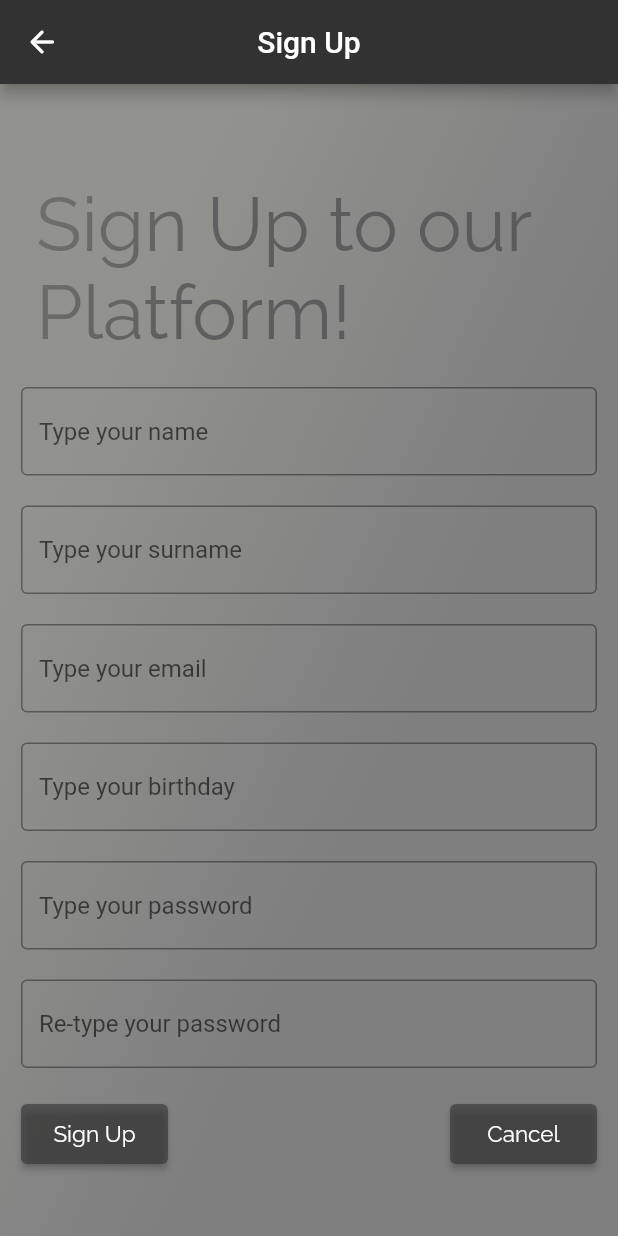
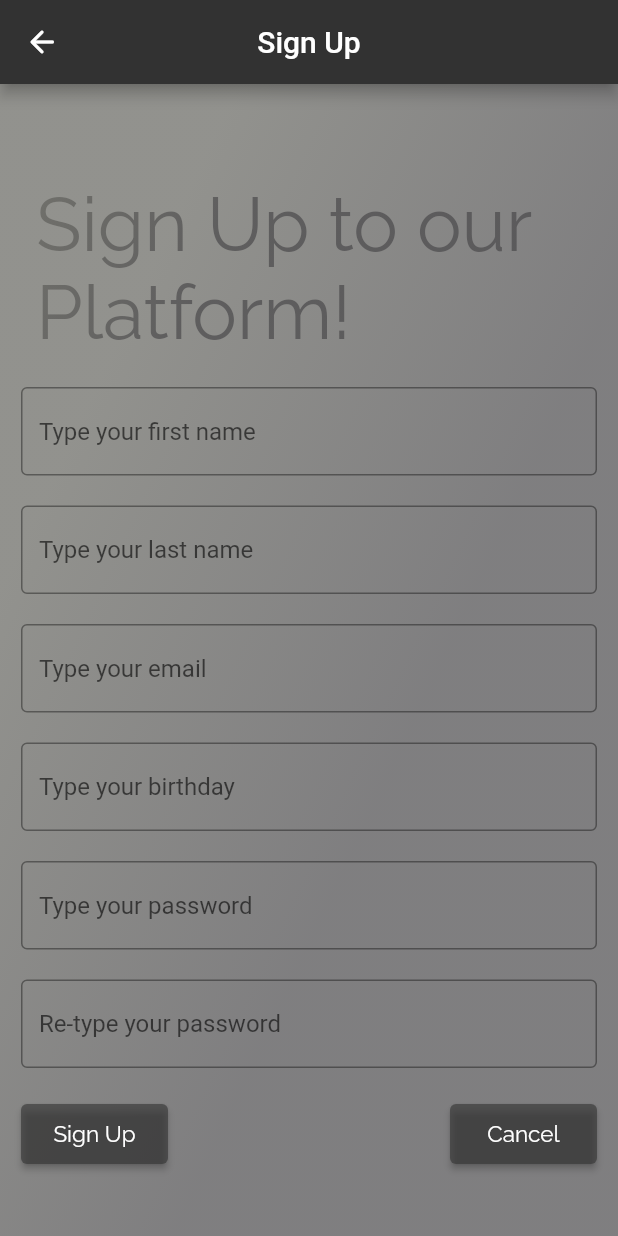
Before and after one commit to brunopedrazza/ctracker-app, a Flutter app: the SignUpPage screen opened by its route, after a tap on "Sign Up", on a phone screen of 412 x 824 dp. Run offline on Flutter 3.47's test engine with Material 2 defaults, Android fonts, the phone set to English and light mode, and no system bars; our stand-ins replace flutter_dotenv, google_fonts.

Commit message:
FEAT: Adicionando logica de cadastro

```diff
--- a/front/lib/pages/signup.page.dart
+++ b/front/lib/pages/signup.page.dart
@@ -1,5 +1,9 @@
+import 'dart:convert';
+
 import 'package:flutter/material.dart';
-
+import 'package:front/apis/ctracker.api.dart';
+import 'package:front/models/user.model.dart';
+import 'package:crypto/crypto.dart';
 import '../global.style.dart';
 
 class SignUpPage extends StatefulWidget {
@@ -8,6 +12,56 @@ class SignUpPage extends StatefulWidget {
 }
 
 class _SignUpPageState extends State<SignUpPage> {
+  String _userFirstName;
+  String _userLastName;
+  String _userEmail;
+  String _userPassword;
+  String _userBirthdate;
+
+  updateUserData(String userData, String input) {
+    switch (userData) {
+      case 'first_name':
+        setState(() {
+          _userFirstName = input;
+        });
+        break;
+      case 'last_name':
+        setState(() {
+          _userLastName = input;
+        });
+        break;
+      case 'email':
+        setState(() {
+          _userEmail = input;
+        });
+        break;
+      case 'birthdate':
+        setState(() {
+          _userBirthdate = input;
+        });
+        break;
+      case 'password':
+        setState(() {
+          _userPassword = input;
+        });
+        break;
+      default:
+    }
+  }
+
+  Future signUpUser() async {
+    final bytes = utf8.encode(_userPassword);
+    final newUser = new User(
+        firstName: _userFirstName,
+        lastName: _userLastName,
+        email: _userEmail,
+        birthday: _userBirthdate,
+        password: sha512.convert(bytes));
+
+    final signUpStatus = await CTrackerAPI().signup(newUser);
+    print(newUser.password.toString().length);
+  }
+
   @override
   Widget build(BuildContext context) {
     return Scaffold(
@@ -40,15 +94,19 @@ class _SignUpPageState extends State<SignUpPage> {
                       ),
                     ),
                     TextFormField(
-                      decoration:
-                          GlobalStyles.standardTextField('Type your name'),
+                      decoration: GlobalStyles.standardTextField(
+                          'Type your first name'),
+                      onChanged: ((text) =>
+                          {updateUserData('first_name', text)}),
                     ),
                     SizedBox(
                       height: 20,
                     ),
                     TextFormField(
                       decoration:
-                          GlobalStyles.standardTextField('Type your surname'),
+                          GlobalStyles.standardTextField('Type your last name'),
+                      onChanged: ((text) =>
+                          {updateUserData('last_name', text)}),
                     ),
                     SizedBox(
                       height: 20,
@@ -56,22 +114,24 @@ class _SignUpPageState extends State<SignUpPage> {
                     TextFormField(
                         decoration:
                             GlobalStyles.standardTextField('Type your email'),
-                    ),
+                        onChanged: ((text) => {updateUserData('email', text)})),
                     SizedBox(
                       height: 20,
                     ),
                     TextFormField(
-                      decoration:
-                          GlobalStyles.standardTextField('Type your birthday'),
-                    ),
+                        decoration: GlobalStyles.standardTextField(
+                            'Type your birthday'),
+                        onChanged: ((text) =>
+                            {updateUserData('birthday', text)})),
                     SizedBox(
                       height: 20,
                     ),
                     TextFormField(
                         obscureText: true,
-                      decoration:
-                          GlobalStyles.standardTextField('Type your password'),
-                    ),
+                        decoration: GlobalStyles.standardTextField(
+                            'Type your password'),
+                        onChanged: ((text) =>
+                            {updateUserData('password', text)})),
                     SizedBox(
                       height: 20,
                     ),
@@ -79,7 +139,8 @@ class _SignUpPageState extends State<SignUpPage> {
                         obscureText: true,
                         decoration: GlobalStyles.standardTextField(
                             'Re-type your password'),
-                    ),
+                        onChanged: ((text) =>
+                            {updateUserData('username', text)})),
                     SizedBox(
                       height: 20,
                     ),
@@ -88,7 +149,7 @@ class _SignUpPageState extends State<SignUpPage> {
                       children: [
                         ElevatedButton(
                             style: GlobalStyles.standardButton,
-                            onPressed: () => {},
+                            onPressed: () async => {signUpUser()},
                             child: Text('Sign Up')),
                         ElevatedButton(
                             style: GlobalStyles.standardButton,
```
Lines whose indentation alone changed are shown as unchanged.
